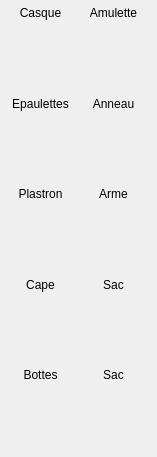
Above: MMO/Res/stuffview.ui from maresc-g/linumon before the change. Below: the same form after it.
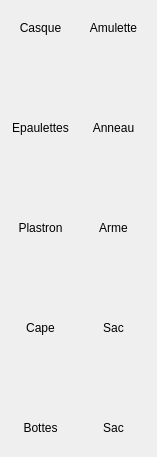
That is the form after the change.

The edit to the form file:
```diff
--- a/MMO/Res/stuffview.ui
+++ b/MMO/Res/stuffview.ui
@@ -19,10 +19,10 @@
      <x>7</x>
      <y>6</y>
      <width>140</width>
-     <height>446</height>
+     <height>494</height>
     </rect>
    </property>
-   <layout class="QGridLayout" name="gridLayout" columnstretch="0,0" rowminimumheight="10,64,10,64,10,64,10,64,10,64" columnminimumwidth="64,64">
+   <layout class="QGridLayout" name="gridLayout" columnstretch="0,0">
     <item row="0" column="0">
      <widget class="QLabel" name="labelCasque">
       <property name="autoFillBackground">
```
